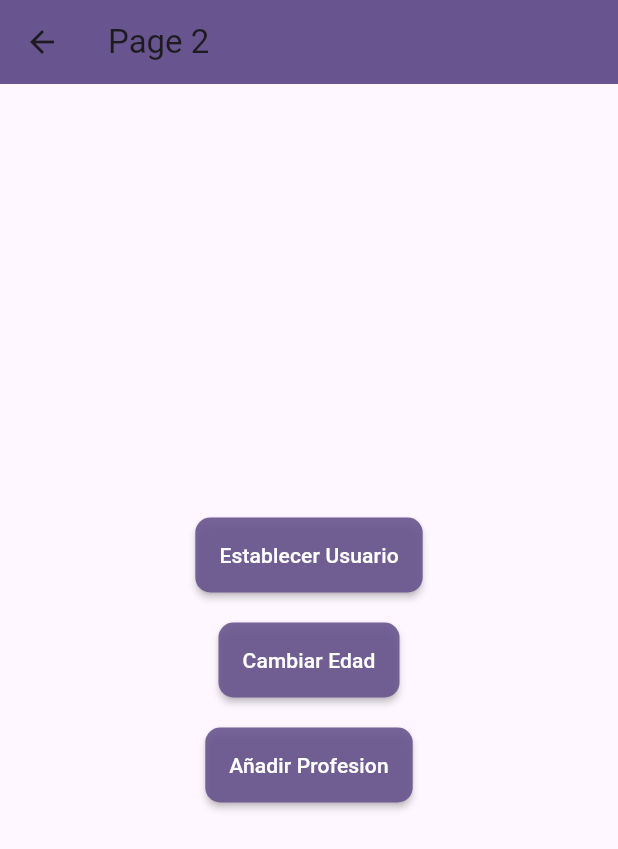
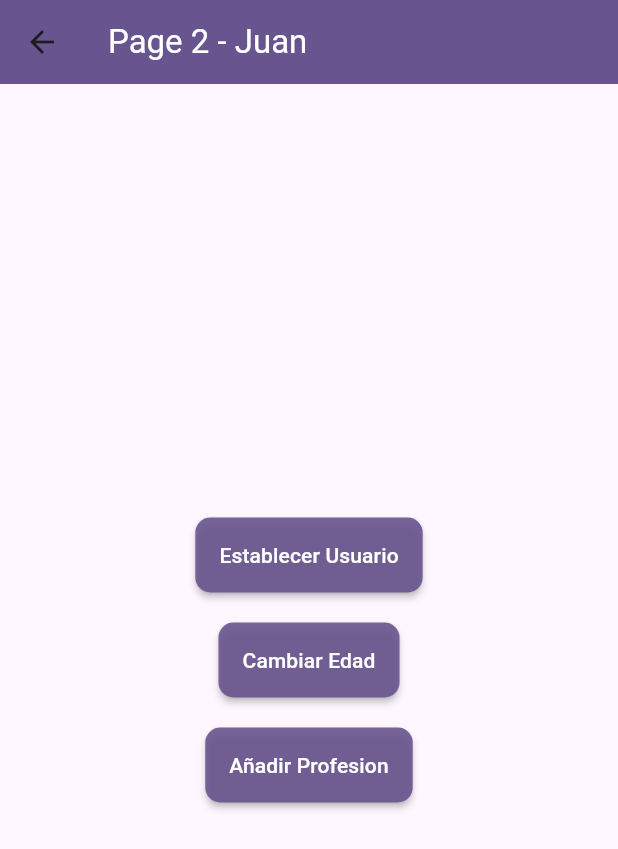
Before and after one commit to juanfranciscocis/Flutter_State_Manager, a Flutter app: the Page2 screen opened by its route, after a tap on "Establecer Usuario", on a phone screen of 412 x 824 dp. Shown: the top 849 px of the screen. Run offline on Flutter 3.47's test engine with Material 2 defaults, Android fonts, the light colour scheme and no system bars; accounts and stored records are empty.

Commit message:
LISTO SINGLETON

```diff
--- a/singleton_state_manager/lib/models/usuario.dart
+++ b/singleton_state_manager/lib/models/usuario.dart
@@ -1,13 +1,12 @@
 class Usuario {
 
   String nombre;
-  int edad;
-  List<String> profesiones;
+  int? edad;
+  List<String> profesiones = [];
 
   Usuario({
     required this.nombre,
-    required this.edad,
-    required this.profesiones
+    this.edad,
+
   });
-
 }
--- a/singleton_state_manager/lib/pages/page1.dart
+++ b/singleton_state_manager/lib/pages/page1.dart
@@ -1,4 +1,5 @@
 import 'package:flutter/material.dart';
+import 'package:singleton_state_manager/models/usuario.dart';
 import 'package:singleton_state_manager/services/usuario_service.dart';
 
 class Page1 extends StatelessWidget {
@@ -8,10 +9,16 @@ class Page1 extends StatelessWidget {
   Widget build(BuildContext context) {
     return Scaffold(
       appBar: AppBar(
-        title: const Text('Page 1'),
+        title: const Text('Page 1', style: TextStyle(color: Colors.white)),
         backgroundColor: Theme.of(context).colorScheme.primary,
       ),
-      body: usuarioService.existeUsuario ? InformacionUsuario() : Center(child: Text('No hay informacion de usuario'),),
+      body: StreamBuilder(
+        stream: usuarioService.usuarioStream,
+        builder: (BuildContext context, AsyncSnapshot<Usuario> snapshot){
+          return snapshot.hasData ? InformacionUsuario(usuario: usuarioService.usuario,) : Center(child: Text('No hay informacion de usuario'),);
+        }
+      ),
+
       floatingActionButton: FloatingActionButton(
         onPressed: () => Navigator.pushNamed(context, '/pagina2'),
         child: const Icon(Icons.arrow_forward),
@@ -21,8 +28,10 @@ class Page1 extends StatelessWidget {
 }
 
 class InformacionUsuario extends StatelessWidget {
+
+  final Usuario? usuario;
   const InformacionUsuario({
-    super.key,
+    super.key, required this.usuario,
   });
 
   @override
@@ -37,23 +46,24 @@ class InformacionUsuario extends StatelessWidget {
           Text('General',style: TextStyle(fontSize: 18, fontWeight: FontWeight.bold),),
           Divider(),
           ListTile(
-            title: Text('Nombre'),
+            title: Text('Nombre: ${usuario!.nombre}'),
           ),
           ListTile(
-            title: Text('Edad'),
+
+            title: Text('Edad: ${usuario!.edad ?? 'No tiene edad'}'),
           ),
           const SizedBox(height: 20),
 
           Text('Profesiones',style: TextStyle(fontSize: 18, fontWeight: FontWeight.bold),),
           Divider(),
           ListTile(
-            title: Text('Profesion 1'),
+            title: Text(usuario!.profesiones.length > 0 ? usuario!.profesiones[0] : 'No tiene profesiones'),
           ),
           ListTile(
-            title: Text('Profesion 2'),
+            title: Text(usuario!.profesiones.length > 0 ? usuario!.profesiones[1] : 'No tiene profesiones'),
           ),
           ListTile(
-            title: Text('Profesion 3'),
+            title: Text(usuario!.profesiones.length > 0 ? usuario!.profesiones[2] : 'No tiene profesiones'),
           ),
         ],
       ),
--- a/singleton_state_manager/lib/pages/page2.dart
+++ b/singleton_state_manager/lib/pages/page2.dart
@@ -1,4 +1,7 @@
 import 'package:flutter/material.dart';
+import 'package:singleton_state_manager/services/usuario_service.dart';
+
+import '../models/usuario.dart';
 
 class Page2 extends StatelessWidget {
 
@@ -9,7 +12,14 @@ class Page2 extends StatelessWidget {
     Color buttonColor = Theme.of(context).colorScheme.primary;
     return Scaffold(
         appBar: AppBar(
-          title: const Text('Page 2'),
+          title: StreamBuilder(
+            stream: usuarioService.usuarioStream,
+            builder: (BuildContext context, AsyncSnapshot<Usuario> snapshot) {
+              return snapshot.hasData ? Text('Page 2 - ${snapshot.data!.nombre}',style:TextStyle(color: Colors.white)) : Text('Page 2',style:TextStyle(color: Colors.white));
+            },
+
+
+          ),
           backgroundColor: Theme.of(context).colorScheme.primary,
           elevation: 50,
         ),
@@ -26,6 +36,11 @@ class Page2 extends StatelessWidget {
                   child: Text("Establecer Usuario", style: TextStyle(color: Colors.white),),
                   onPressed: () {
 
+                    final usuario = Usuario(
+                      nombre: 'Juan',
+                    );
+                    usuarioService.usuario = usuario;
+
                 }),
 
                 const SizedBox(height: 20),
@@ -38,6 +53,8 @@ class Page2 extends StatelessWidget {
                   child: Text("Cambiar Edad", style: TextStyle(color: Colors.white),),
                   onPressed: () {
 
+                      usuarioService.edad = 30;
+
                 }),
 
                 const SizedBox(height: 20),
@@ -49,7 +66,9 @@ class Page2 extends StatelessWidget {
                   height: 50,
                   child: Text("Añadir Profesion", style: TextStyle(color: Colors.white),),
                   onPressed: () {
-
+                        usuarioService.addProfesion("Ingeniero");
+                        usuarioService.addProfesion("Medico");
+                        usuarioService.addProfesion("Abogado");
                 }),
 
 
```
Also changed, not shown: singleton_state_manager/lib/services/usuario_service.dart (+25 -1 lines).
